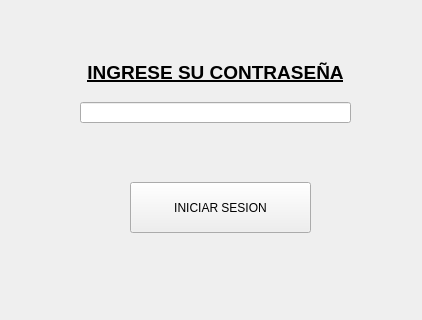
Above: ui_files/login.ui from JaimeGrimaldo/AutomatasC3 before the change; both pictures show x 0 to 422 and y 148 to 468 of the 422 by 468 pixel window. Below: the same form after it.
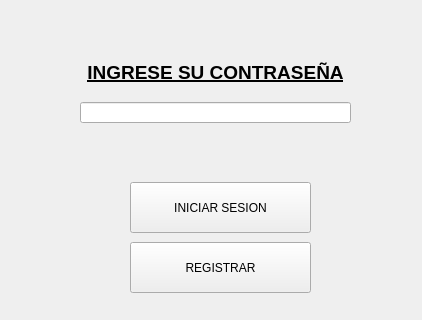
That is the form after the change. Icons and pictures are not drawn.

```diff
--- a/ui_files/login.ui
+++ b/ui_files/login.ui
@@ -122,6 +122,47 @@
     </size>
    </property>
   </widget>
+  <widget class="QPushButton" name="BotonRegistro">
+   <property name="geometry">
+    <rect>
+     <x>130</x>
+     <y>390</y>
+     <width>181</width>
+     <height>51</height>
+    </rect>
+   </property>
+   <property name="cursor">
+    <cursorShape>PointingHandCursor</cursorShape>
+   </property>
+   <property name="styleSheet">
+    <string notr="true">
+QPushButton:hover
+{
+	border-style: solid;
+   	background-color:#bbdefb;
+
+}
+
+QPushButton:pressed
+{
+	 	background-color:#0069c0;
+}
+</string>
+   </property>
+   <property name="text">
+    <string>REGISTRAR</string>
+   </property>
+   <property name="icon">
+    <iconset>
+     <normaloff>../assets/register.png</normaloff>../assets/register.png</iconset>
+   </property>
+   <property name="iconSize">
+    <size>
+     <width>25</width>
+     <height>25</height>
+    </size>
+   </property>
+  </widget>
  </widget>
  <resources/>
  <connections/>
```
